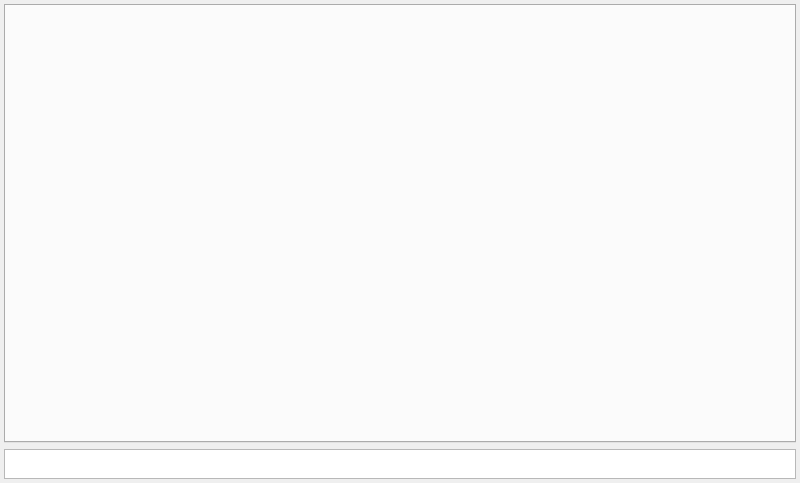
The window that views/main_window.ui (luis-banuelos-chacon/trolleyTester) describes before a commit, drawn with Qt 5.
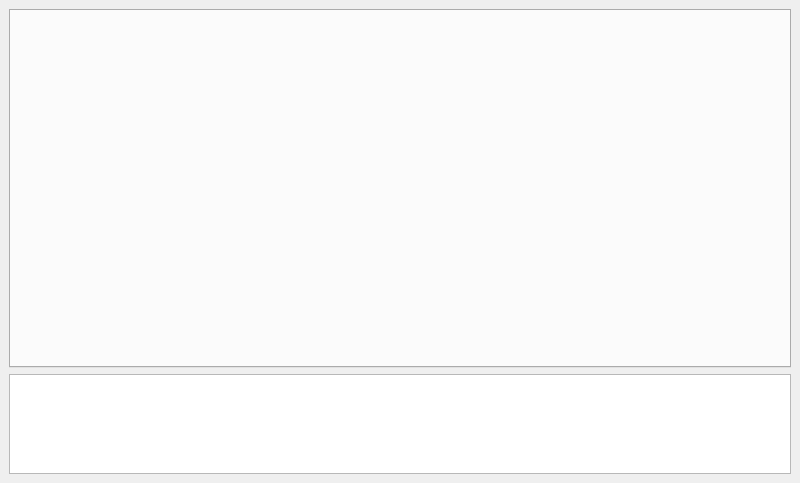
The same window after the commit.

Diff of the .ui file:
```diff
--- a/views/main_window.ui
+++ b/views/main_window.ui
@@ -14,10 +14,7 @@
    <string>Trolley Tester</string>
   </property>
   <widget class="QWidget" name="centralwidget">
-   <layout class="QVBoxLayout" name="verticalLayout" stretch="5,1">
-    <property name="margin">
-     <number>4</number>
-    </property>
+   <layout class="QVBoxLayout" name="verticalLayout">
     <item>
      <widget class="QTabWidget" name="tabWidget">
       <property name="styleSheet">
@@ -36,7 +33,7 @@
       <property name="maximumSize">
        <size>
         <width>16777215</width>
-        <height>30</height>
+        <height>100</height>
        </size>
       </property>
       <property name="font">
```
